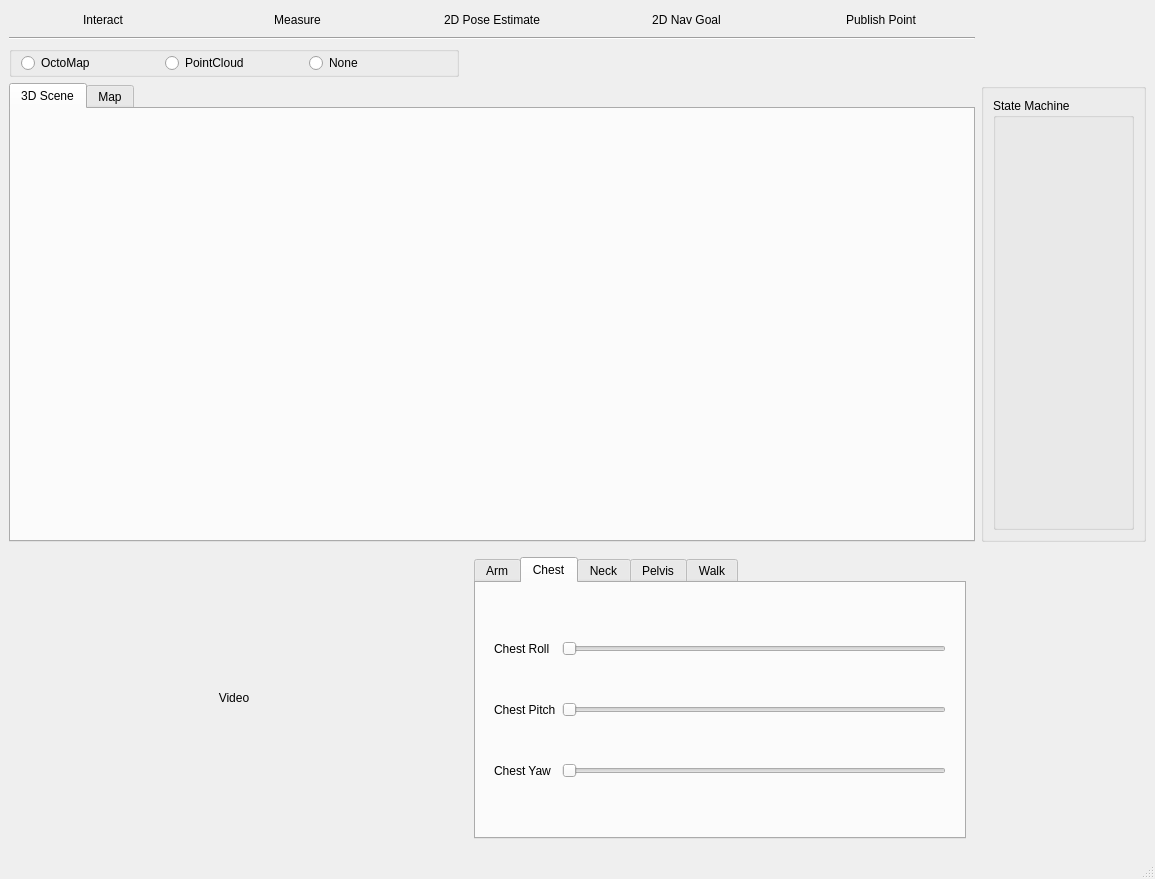
Old version of the form val_gui/src/val_gui.ui in the repository WPI-Humanoid-Robotics-Lab/tough.
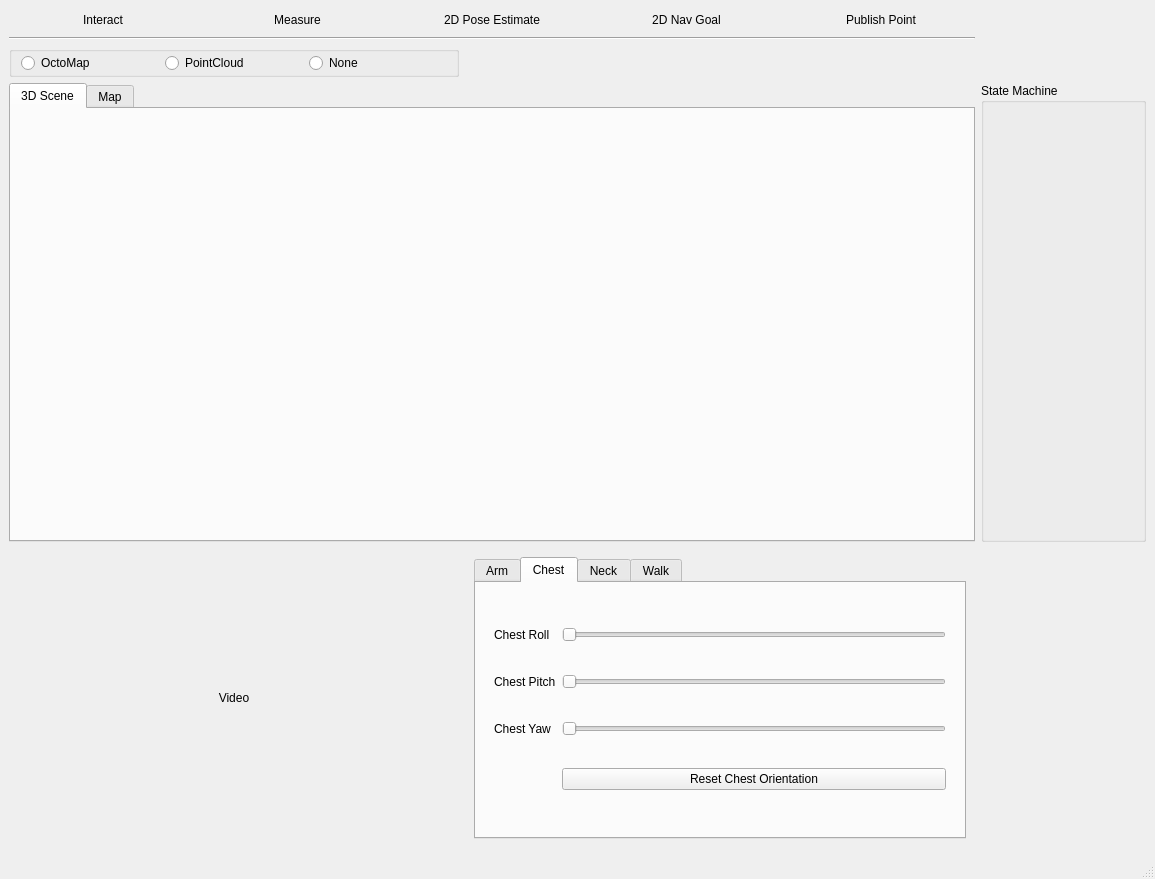
New version of the form. The open tabs and pages were chosen to show the change.

Patch:
```diff
--- a/val_gui/src/val_gui.ui
+++ b/val_gui/src/val_gui.ui
@@ -96,17 +96,9 @@
        </size>
       </property>
       <property name="title">
-       <string/>
+       <string>State Machine</string>
       </property>
-      <layout class="QHBoxLayout" name="horizontalLayout_9">
-       <item>
-        <widget class="QGroupBox" name="groupBox_3">
-         <property name="title">
-          <string>State Machine</string>
-         </property>
-        </widget>
-       </item>
-      </layout>
+      <layout class="QHBoxLayout" name="horizontalLayout_9"/>
      </widget>
     </item>
     <item row="1" column="0" colspan="2">
@@ -500,6 +492,13 @@
                 </property>
                </widget>
               </item>
+              <item row="3" column="1">
+               <widget class="QPushButton" name="btnChestReset">
+                <property name="text">
+                 <string>Reset Chest Orientation</string>
+                </property>
+               </widget>
+              </item>
              </layout>
             </widget>
            </item>
@@ -578,15 +577,6 @@
            </item>
           </layout>
          </widget>
-         <widget class="QWidget" name="tabPelvis">
-          <property name="enabled">
-           <bool>true</bool>
-          </property>
-          <attribute name="title">
-           <string>Pelvis</string>
-          </attribute>
-          <layout class="QHBoxLayout" name="horizontalLayout_5"/>
-         </widget>
          <widget class="QWidget" name="tabWalk">
           <attribute name="title">
            <string>Walk</string>
```
Left out of the diff: 30 changed lines with no effect on the pictures.
